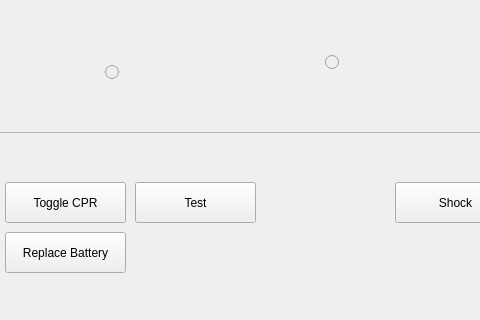
Above: src/aed-sim/mainwindow.ui from zachtes13/comp3004_aed-sim before the change; both pictures show x 155 to 635 and y 378 to 698 of the 961 by 698 pixel window. Below: the same form after it.
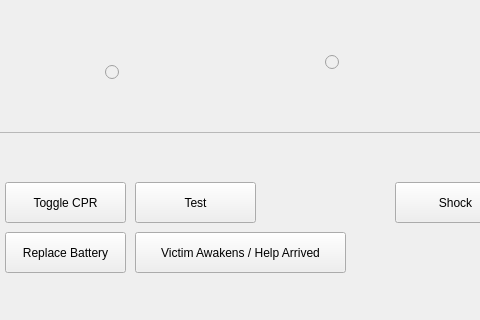
That is the form after the change.

Diff of the .ui file:
```diff
--- a/src/aed-sim/mainwindow.ui
+++ b/src/aed-sim/mainwindow.ui
@@ -557,6 +557,19 @@
      <string>Replace Battery</string>
     </property>
    </widget>
+   <widget class="QPushButton" name="victimAwakensOrHelpArrivedButton">
+    <property name="geometry">
+     <rect>
+      <x>290</x>
+      <y>610</y>
+      <width>211</width>
+      <height>41</height>
+     </rect>
+    </property>
+    <property name="text">
+     <string>Victim Awakens / Help Arrived</string>
+    </property>
+   </widget>
   </widget>
   <widget class="QMenuBar" name="menubar">
    <property name="geometry">
```
